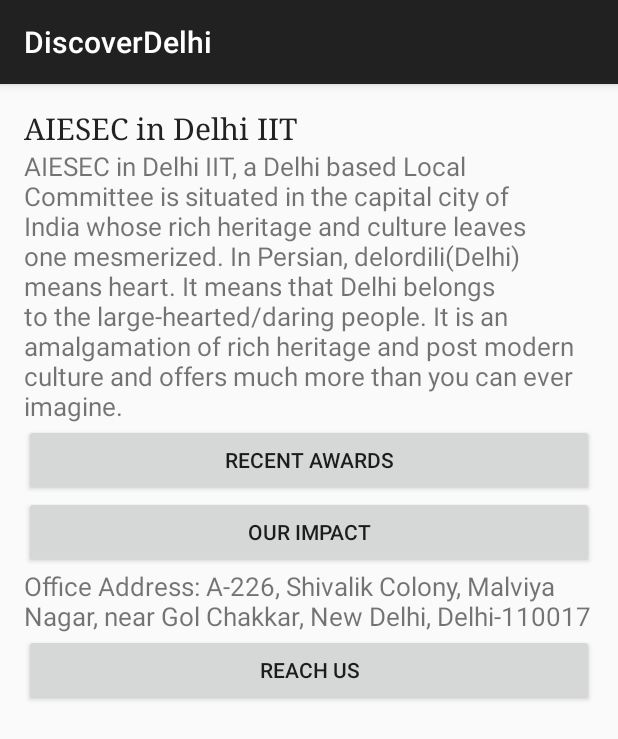
After one commit to DoMINAToR98/DiscoverDelhi, an Android app: the About screen opened directly, with no data from a screen before it, on a phone screen of 412 x 824 dp. The commit adds this screen. Shown: the top 739 px of the screen. Run offline under Robolectric (Android 15) with nearby library versions, the phone set to English and light mode, and no system bars.

Commit message:
added about activity

```diff
--- a/app/src/main/AndroidManifest.xml
+++ b/app/src/main/AndroidManifest.xml
@@ -25,7 +25,8 @@
         <activity android:name=".ExploreDelhi" />
         <activity android:name=".PlacestoEat" />
         <activity android:name=".PlacestoShop" />
-        <activity android:name=".UpcomingEvents"></activity>
+        <activity android:name=".UpcomingEvents" />
+        <activity android:name=".About"></activity>
     </application>
 
 </manifest>
--- /dev/null
+++ b/app/src/main/java/in/sodevan/discoverdelhi/About.java
@@ -0,0 +1,31 @@
+package in.sodevan.discoverdelhi;
+
+import android.content.Intent;
+import android.net.Uri;
+import android.os.Bundle;
+import android.support.v7.app.AppCompatActivity;
+import android.view.View;
+import android.widget.Button;
+
+import java.util.Locale;
+
+public class About extends AppCompatActivity {
+    Button reachus;
+
+    @Override
+    protected void onCreate(Bundle savedInstanceState) {
+        super.onCreate(savedInstanceState);
+        setContentView(R.layout.activity_about);
+        reachus=(Button)findViewById(R.id.about_reachus);
+        reachus.setOnClickListener(new View.OnClickListener() {
+            @Override
+            public void onClick(View view) {
+                String uri = String.format(Locale.ENGLISH,"https://www.google.com/maps?saddr=My+Location&daddr=28.530825, 77.207396");
+                Intent intent = new Intent(Intent.ACTION_VIEW, Uri.parse(uri));
+                startActivity(intent);
+            }
+        });
+    }
+
+
+}
--- a/app/src/main/java/in/sodevan/discoverdelhi/Intern.java
+++ b/app/src/main/java/in/sodevan/discoverdelhi/Intern.java
@@ -1,5 +1,6 @@
 package in.sodevan.discoverdelhi;
 
+import android.content.Intent;
 import android.os.Bundle;
 import android.support.design.widget.NavigationView;
 import android.support.v4.view.GravityCompat;
@@ -87,6 +88,9 @@
         int id = item.getItemId();
 
         if (id == R.id.About) {
+            Intent about=new Intent(Intern.this,About.class);
+            startActivity(about);
+
 
         } else if (id == R.id.Emergencies) {
 
--- /dev/null
+++ b/app/src/main/res/layout/activity_about.xml
@@ -0,0 +1,69 @@
+<?xml version="1.0" encoding="utf-8"?>
+<RelativeLayout xmlns:android="http://schemas.android.com/apk/res/android"
+    xmlns:tools="http://schemas.android.com/tools"
+    android:id="@+id/activity_about"
+    android:layout_width="match_parent"
+    android:layout_height="match_parent"
+    android:paddingBottom="@dimen/activity_vertical_margin"
+    android:paddingLeft="@dimen/activity_horizontal_margin"
+    android:paddingRight="@dimen/activity_horizontal_margin"
+    android:paddingTop="@dimen/activity_vertical_margin"
+    tools:context="in.sodevan.discoverdelhi.About">
+    <ScrollView
+        android:layout_width="wrap_content"
+        android:layout_height="wrap_content">
+        <RelativeLayout
+            android:layout_width="wrap_content"
+            android:layout_height="wrap_content">
+            <TextView
+                android:layout_width="match_parent"
+                android:layout_height="wrap_content"
+                android:text="AIESEC in Delhi IIT"
+                android:fontFamily="serif"
+                android:textSize="20sp"
+                android:id="@+id/head"
+                android:textColor="#222222"/>
+            <TextView
+                android:layout_width="match_parent"
+                android:layout_height="wrap_content"
+                android:layout_below="@id/head"
+                android:textSize="17sp"
+                android:fontFamily="sans-serif"
+                android:text="@string/about_midtxt"
+                android:id="@+id/about_midtext"
+                />
+            <Button
+                android:layout_width="match_parent"
+                android:layout_height="wrap_content"
+                android:text="RECENT AWARDS"
+                android:id="@+id/about_awd"
+                android:layout_below="@id/about_midtext"/>
+            <Button
+                android:layout_width="match_parent"
+                android:layout_height="wrap_content"
+                android:id="@+id/about_impact"
+                android:layout_below="@id/about_awd"
+                android:text="Our Impact"/>
+            <TextView
+                android:layout_width="match_parent"
+                android:layout_height="wrap_content"
+                android:textSize="17sp"
+                android:id="@+id/about_add"
+                android:fontFamily="sans-serif"
+                android:layout_below="@id/about_impact"
+                android:text="@string/about_address"/>
+            <Button
+                android:layout_width="match_parent"
+                android:layout_height="wrap_content"
+                android:layout_below="@id/about_add"
+                android:id="@+id/about_reachus"
+                android:text="Reach Us"
+                />
+
+
+
+        </RelativeLayout>
+
+
+    </ScrollView>
+</RelativeLayout>
--- a/app/src/main/res/values/strings.xml
+++ b/app/src/main/res/values/strings.xml
@@ -1,9 +1,11 @@
 <resources>
     <string name="app_name">DiscoverDelhi</string>
     <string name="title_activity_intern">Intern</string>
-
+    <string name="about_midtxt">AIESEC in Delhi IIT, a Delhi based Local Committee is situated in the capital city of India whose rich heritage and culture leaves one mesmerized.
+     In Persian, delordili(Delhi) means heart. It means that Delhi belongs to the large-hearted/daring people. It is an amalgamation of rich heritage
+    and post modern culture and offers much more than you can ever imagine.</string>
     <string name="navigation_drawer_open">Open navigation drawer</string>
     <string name="navigation_drawer_close">Close navigation drawer</string>
-
+    <string name="about_address">Office Address: A-226, Shivalik Colony, Malviya Nagar, near Gol Chakkar, New Delhi, Delhi-110017</string>
     <string name="action_settings">Settings</string>
 </resources>
```
